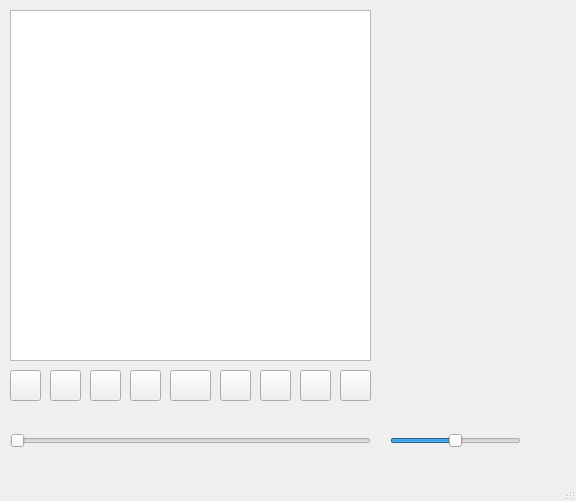
The window that mainwindow.ui (Olegelcrack/M7_Spotify) describes before a commit, drawn with Qt 5.
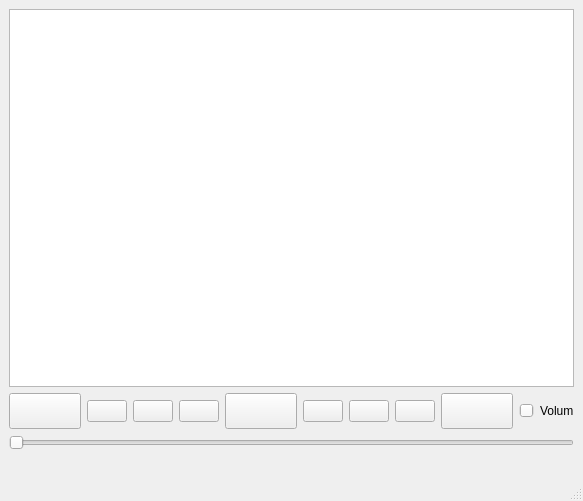
The same window after the commit.

The edit to the form file:
```diff
--- a/mainwindow.ui
+++ b/mainwindow.ui
@@ -14,33 +14,16 @@
    <string>MainWindow</string>
   </property>
   <widget class="QWidget" name="centralwidget">
-   <widget class="QPushButton" name="play">
-    <property name="geometry">
-     <rect>
-      <x>170</x>
-      <y>370</y>
-      <width>41</width>
-      <height>31</height>
-     </rect>
-    </property>
-    <property name="font">
-     <font>
-      <pointsize>18</pointsize>
-     </font>
-    </property>
-    <property name="text">
-     <string/>
-    </property>
-   </widget>
+   <layout class="QGridLayout" name="gridLayout_2">
+    <item row="0" column="0">
+     <layout class="QGridLayout" name="gridLayout">
+      <item row="0" column="0">
+       <widget class="QListWidget" name="playlistWidget"/>
+      </item>
+      <item row="1" column="0">
+       <layout class="QHBoxLayout" name="horizontalLayout_2">
+        <item>
    <widget class="QPushButton" name="stop">
-    <property name="geometry">
-     <rect>
-      <x>10</x>
-      <y>370</y>
-      <width>31</width>
-      <height>31</height>
-     </rect>
-    </property>
     <property name="font">
      <font>
       <pointsize>18</pointsize>
@@ -50,169 +33,122 @@
      <string/>
     </property>
    </widget>
-   <widget class="QSlider" name="volumeSlider">
-    <property name="geometry">
-     <rect>
-      <x>390</x>
-      <y>430</y>
-      <width>131</width>
-      <height>22</height>
-     </rect>
-    </property>
-    <property name="maximum">
-     <number>100</number>
-    </property>
-    <property name="value">
-     <number>50</number>
-    </property>
-    <property name="orientation">
-     <enum>Qt::Horizontal</enum>
-    </property>
-   </widget>
-   <widget class="QListWidget" name="playlistWidget">
-    <property name="geometry">
-     <rect>
-      <x>10</x>
-      <y>10</y>
-      <width>361</width>
-      <height>351</height>
-     </rect>
-    </property>
-   </widget>
-   <widget class="QPushButton" name="afegirMusica">
-    <property name="geometry">
-     <rect>
-      <x>340</x>
-      <y>370</y>
-      <width>31</width>
-      <height>31</height>
-     </rect>
-    </property>
-    <property name="font">
-     <font>
-      <pointsize>18</pointsize>
-     </font>
-    </property>
+        </item>
+        <item>
+         <widget class="QPushButton" name="sequencial">
     <property name="text">
      <string/>
     </property>
    </widget>
-   <widget class="QPushButton" name="next">
-    <property name="geometry">
-     <rect>
-      <x>260</x>
-      <y>370</y>
-      <width>31</width>
-      <height>31</height>
-     </rect>
-    </property>
-    <property name="text">
-     <string/>
-    </property>
-   </widget>
+        </item>
+        <item>
    <widget class="QPushButton" name="previous">
-    <property name="geometry">
-     <rect>
-      <x>90</x>
-      <y>370</y>
-      <width>31</width>
-      <height>31</height>
-     </rect>
-    </property>
     <property name="text">
      <string/>
     </property>
    </widget>
-   <widget class="QSlider" name="positionSlider">
-    <property name="geometry">
-     <rect>
-      <x>10</x>
-      <y>430</y>
-      <width>361</width>
-      <height>22</height>
-     </rect>
-    </property>
-    <property name="maximum">
-     <number>100</number>
-    </property>
-    <property name="orientation">
-     <enum>Qt::Horizontal</enum>
-    </property>
-   </widget>
-   <widget class="QLabel" name="volum">
-    <property name="geometry">
-     <rect>
-      <x>530</x>
-      <y>420</y>
-      <width>41</width>
-      <height>31</height>
-     </rect>
-    </property>
-    <property name="text">
-     <string/>
-    </property>
-   </widget>
+        </item>
+        <item>
    <widget class="QPushButton" name="menys">
-    <property name="geometry">
-     <rect>
-      <x>130</x>
-      <y>370</y>
-      <width>31</width>
-      <height>31</height>
-     </rect>
-    </property>
+          <property name="text">
+           <string/>
+          </property>
+         </widget>
+        </item>
+        <item>
+         <widget class="QPushButton" name="play">
+          <property name="font">
+           <font>
+            <pointsize>18</pointsize>
+           </font>
+          </property>
     <property name="text">
      <string/>
     </property>
    </widget>
+        </item>
+        <item>
    <widget class="QPushButton" name="mes">
-    <property name="geometry">
-     <rect>
-      <x>220</x>
-      <y>370</y>
-      <width>31</width>
-      <height>31</height>
-     </rect>
-    </property>
     <property name="text">
      <string/>
     </property>
    </widget>
-   <widget class="QPushButton" name="sequencial">
-    <property name="geometry">
-     <rect>
-      <x>50</x>
-      <y>370</y>
-      <width>31</width>
-      <height>31</height>
-     </rect>
-    </property>
+        </item>
+        <item>
+         <widget class="QPushButton" name="next">
     <property name="text">
      <string/>
     </property>
    </widget>
+        </item>
+        <item>
    <widget class="QPushButton" name="bucle">
-    <property name="geometry">
-     <rect>
-      <x>300</x>
-      <y>370</y>
-      <width>31</width>
-      <height>31</height>
-     </rect>
-    </property>
+          <property name="text">
+           <string/>
+          </property>
+         </widget>
+        </item>
+        <item>
+         <widget class="QPushButton" name="afegirMusica">
+          <property name="font">
+           <font>
+            <pointsize>18</pointsize>
+           </font>
+          </property>
     <property name="text">
      <string/>
     </property>
    </widget>
+        </item>
+        <item>
+         <spacer name="horizontalSpacer">
+          <property name="orientation">
+           <enum>Qt::Horizontal</enum>
+          </property>
+          <property name="sizeHint" stdset="0">
+           <size>
+            <width>40</width>
+            <height>20</height>
+           </size>
+          </property>
+         </spacer>
+        </item>
+        <item>
+         <widget class="QSlider" name="volumeSlider">
+          <property name="maximum">
+           <number>100</number>
+          </property>
+          <property name="value">
+           <number>50</number>
+          </property>
+          <property name="orientation">
+           <enum>Qt::Horizontal</enum>
+          </property>
+         </widget>
+        </item>
+        <item>
+         <widget class="QLabel" name="volum">
+          <property name="text">
+           <string>Volum</string>
+          </property>
+         </widget>
+        </item>
+       </layout>
+      </item>
+      <item row="2" column="0">
+       <widget class="QSlider" name="positionSlider">
+        <property name="maximum">
+         <number>100</number>
+        </property>
+        <property name="orientation">
+         <enum>Qt::Horizontal</enum>
+        </property>
+       </widget>
+      </item>
+     </layout>
+    </item>
+    <item row="1" column="0">
    <widget class="QLabel" name="canco">
-    <property name="geometry">
-     <rect>
-      <x>10</x>
-      <y>410</y>
-      <width>361</width>
-      <height>16</height>
-     </rect>
-    </property>
     <property name="text">
      <string/>
     </property>
@@ -220,6 +156,8 @@
      <bool>false</bool>
     </property>
    </widget>
+    </item>
+   </layout>
   </widget>
   <widget class="QMenuBar" name="menubar">
    <property name="geometry">
```
Left out of the diff: 2 changed lines with no effect on the pictures. Lines whose indentation alone changed are shown as unchanged.
